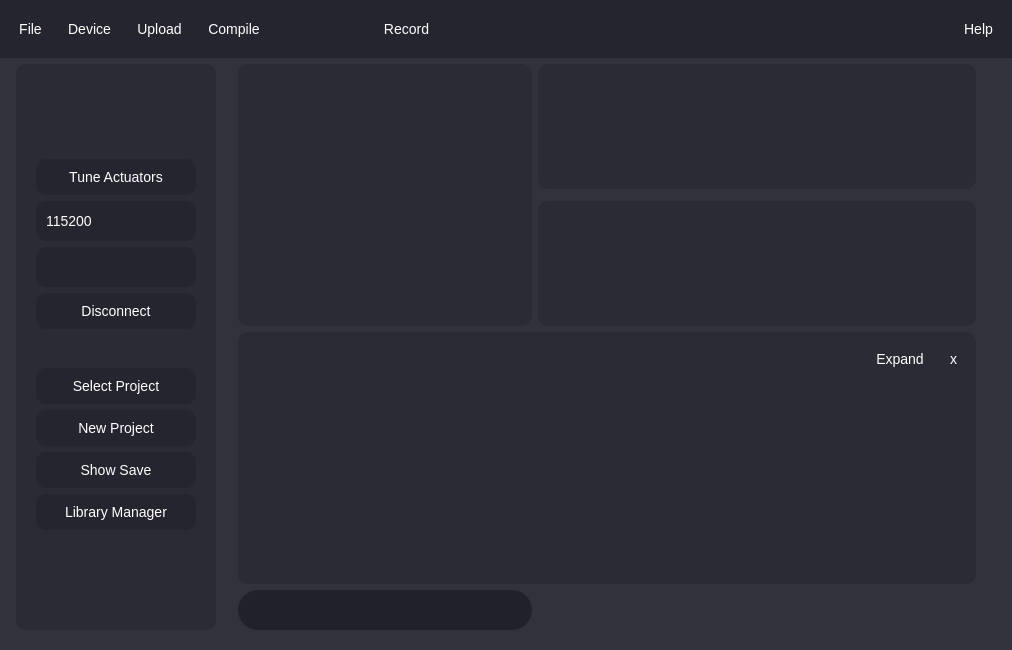
OrionAerospaceYT/SideKick, file Ui/GraphingUi.ui: the form before one commit.
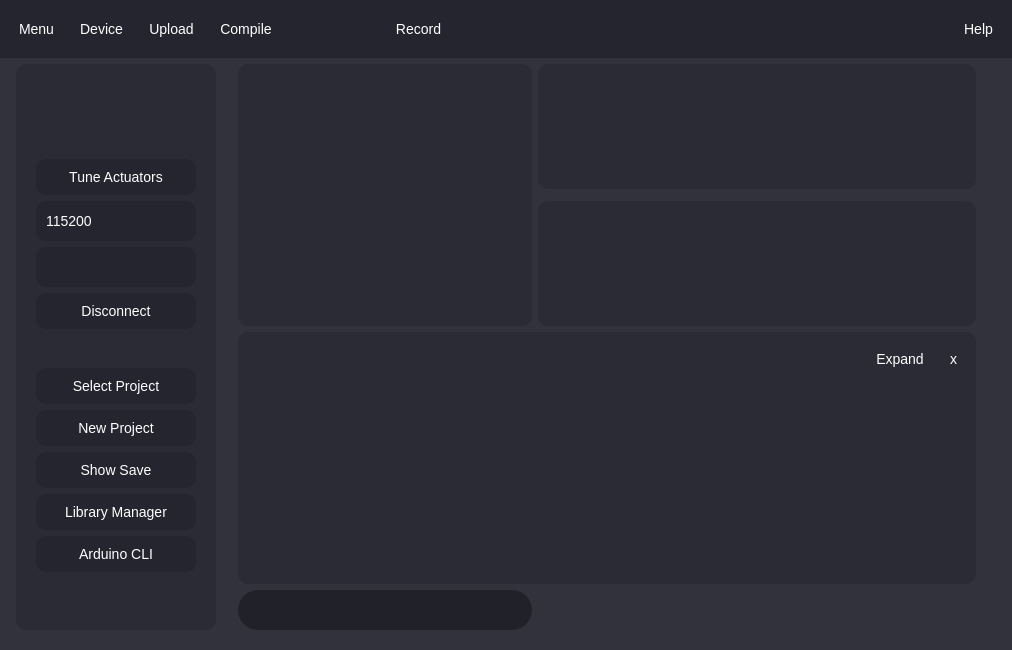
The form after the commit. Icons and pictures are not drawn.

Commit message: Arduino CLI can be used directly

```diff
--- a/Ui/GraphingUi.ui
+++ b/Ui/GraphingUi.ui
@@ -309,7 +309,7 @@
             </size>
            </property>
            <property name="text">
-            <string>File</string>
+            <string>Menu</string>
            </property>
           </widget>
          </item>
@@ -854,6 +854,13 @@
            </property>
           </widget>
          </item>
+         <item>
+          <widget class="QPushButton" name="arduino_cli">
+           <property name="text">
+            <string>Arduino CLI</string>
+           </property>
+          </widget>
+         </item>
          <item>
           <spacer name="verticalSpacer">
            <property name="orientation">
```
The commit also changes 1 other file.
